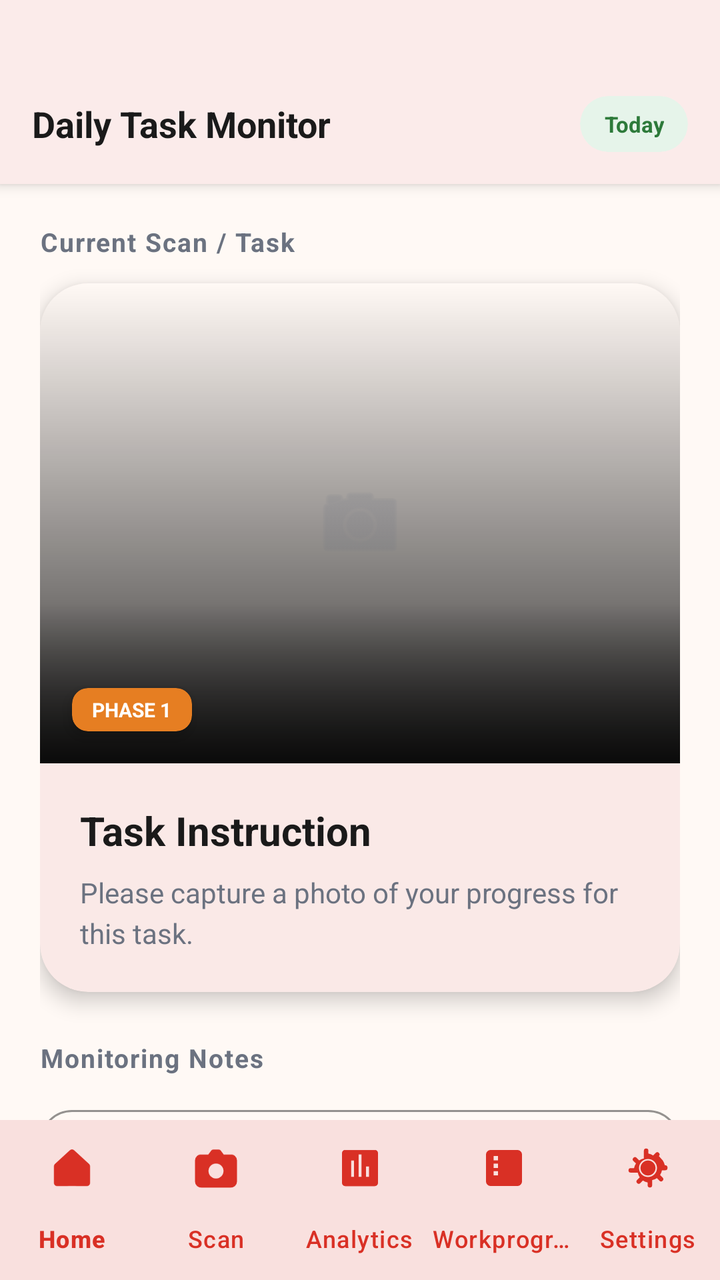
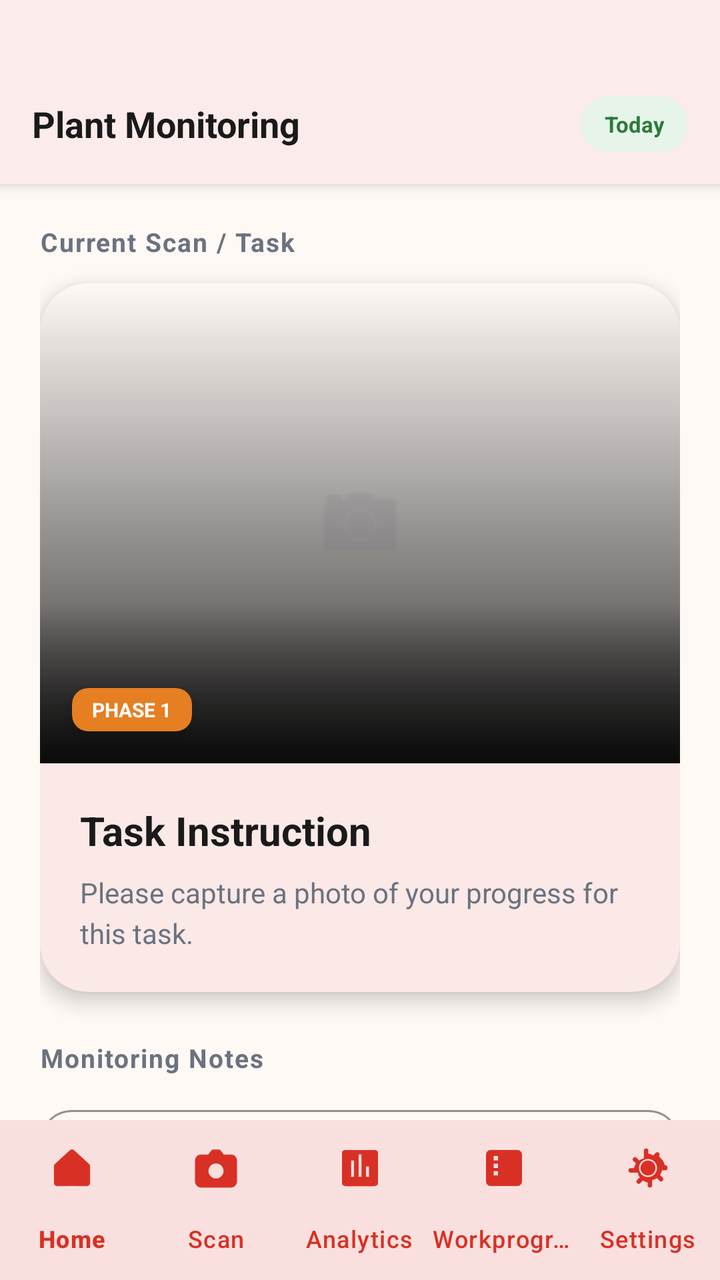

An Android layout rendered at two revisions. The XML below is the earlier revision; the diff shows what the commit changed to produce the second picture.
<!-- AndroidManifest.xml: application theme Theme.TomatoApp -->
<!-- res/layout/activity_plant_monitoring.xml -->
<?xml version="1.0" encoding="utf-8"?>
<RelativeLayout xmlns:android="http://schemas.android.com/apk/res/android"
    xmlns:app="http://schemas.android.com/apk/res-auto"
    xmlns:tools="http://schemas.android.com/tools"
    android:layout_width="match_parent"
    android:layout_height="match_parent"
    android:background="@color/soft_cream"
    tools:context=".monitoring.ui.PlantMonitoringActivity">

    
    <com.google.android.material.card.MaterialCardView
        android:id="@+id/headerCard"
        android:layout_width="match_parent"
        android:layout_height="wrap_content"
        app:cardElevation="4dp"
        app:cardCornerRadius="0dp"
        app:cardBackgroundColor="@color/white"
        app:strokeWidth="0dp">

        <LinearLayout
            android:layout_width="match_parent"
            android:layout_height="wrap_content"
            android:orientation="horizontal"
            android:gravity="center_vertical"
            android:paddingStart="16dp"
            android:paddingEnd="16dp"
            android:paddingTop="48dp"
            android:paddingBottom="16dp">

            <TextView
                android:layout_width="0dp"
                android:layout_height="wrap_content"
                android:layout_weight="1"
                android:text="Daily Task Monitor"
                android:textColor="@color/text_primary"
                android:textSize="18sp"
                android:textStyle="bold" />

            <com.google.android.material.card.MaterialCardView
                android:layout_width="wrap_content"
                android:layout_height="28dp"
                app:cardCornerRadius="14dp"
                app:cardElevation="0dp"
                app:cardBackgroundColor="@color/green_light"
                app:strokeWidth="0dp">
                <TextView
                    android:id="@+id/dateLabel"
                    android:layout_width="wrap_content"
                    android:layout_height="match_parent"
                    android:text="Today"
                    android:textColor="@color/green"
                    android:textSize="11sp"
                    android:textStyle="bold"
                    android:gravity="center"
                    android:paddingHorizontal="12dp" />
            </com.google.android.material.card.MaterialCardView>
        </LinearLayout>
    </com.google.android.material.card.MaterialCardView>

    <androidx.core.widget.NestedScrollView
        android:layout_width="match_parent"
        android:layout_height="match_parent"
        android:layout_below="@id/headerCard"
        android:layout_above="@id/bottom_navigation"
        android:fillViewport="true"
        android:clipToPadding="false"
        android:paddingBottom="24dp">

        <LinearLayout
            android:layout_width="match_parent"
            android:layout_height="wrap_content"
            android:orientation="vertical"
            android:padding="20dp">

            
            <TextView
                android:layout_width="wrap_content"
                android:layout_height="wrap_content"
                android:text="Current Scan / Task"
                android:textColor="@color/text_secondary"
                android:textSize="13sp"
                android:textStyle="bold"
                android:letterSpacing="0.05"
                android:layout_marginBottom="12dp" />

            <com.google.android.material.card.MaterialCardView
                android:id="@+id/referenceCard"
                android:layout_width="match_parent"
                android:layout_height="wrap_content"
                android:layout_marginBottom="24dp"
                app:cardCornerRadius="24dp"
                app:cardElevation="6dp"
                app:cardBackgroundColor="@color/white"
                app:strokeWidth="0dp">

                <LinearLayout
                    android:layout_width="match_parent"
                    android:layout_height="wrap_content"
                    android:orientation="vertical">

                    <FrameLayout
                        android:layout_width="match_parent"
                        android:layout_height="240dp">
                        
                        <ImageView
                            android:id="@+id/referenceImage"
                            android:layout_width="match_parent"
                            android:layout_height="match_parent"
                            android:scaleType="centerCrop"
                            android:src="@drawable/bg_bottom_gradient_dark"
                            android:background="@color/soft_cream"
                            android:contentDescription="Captured image" />

                        <View
                            android:layout_width="match_parent"
                            android:layout_height="80dp"
                            android:layout_gravity="bottom"
                            android:background="@drawable/bg_bottom_gradient_dark" />

                        
                        <ImageView
                            android:id="@+id/cameraHintIcon"
                            android:layout_width="48dp"
                            android:layout_height="48dp"
                            android:layout_gravity="center"
                            android:src="@android:drawable/ic_menu_camera"
                            app:tint="@color/muted"
                            android:alpha="0.3" />

                        <com.google.android.material.card.MaterialCardView
                            android:layout_width="wrap_content"
                            android:layout_height="wrap_content"
                            android:layout_gravity="bottom|start"
                            android:layout_margin="16dp"
                            app:cardCornerRadius="8dp"
                            app:cardElevation="4dp"
                            app:cardBackgroundColor="@color/warm_orange"
                            app:strokeWidth="0dp">
                            <TextView
                                android:id="@+id/phaseBadge"
                                android:layout_width="wrap_content"
                                android:layout_height="wrap_content"
                                android:text="PHASE 1"
                                android:textColor="@color/white"
                                android:textSize="10sp"
                                android:textStyle="bold"
                                android:paddingHorizontal="10dp"
                                android:paddingVertical="4dp" />
                        </com.google.android.material.card.MaterialCardView>

                        <com.google.android.material.button.MaterialButton
                            android:id="@+id/btnDeleteImage"
                            android:layout_width="40dp"
                            android:layout_height="40dp"
                            android:layout_gravity="top|end"
                            android:layout_margin="12dp"
                            android:padding="0dp"
                            android:visibility="gone"
                            app:icon="@android:drawable/ic_menu_delete"
                            app:iconGravity="textStart"
                            app:iconPadding="0dp"
                            app:iconTint="@color/white"
                            app:backgroundTint="@color/error"
                            app:cornerRadius="20dp"
                            style="@style/Widget.Material3.Button.Icon" />
                    </FrameLayout>

                    <LinearLayout
                        android:layout_width="match_parent"
                        android:layout_height="wrap_content"
                        android:orientation="vertical"
                        android:padding="20dp">

                        <TextView
                            android:id="@+id/referencePhaseLabel"
                            android:layout_width="wrap_content"
                            android:layout_height="wrap_content"
                            android:text="Task Instruction"
                            android:textColor="@color/text_primary"
                            android:textSize="20sp"
                            android:textStyle="bold" />

                        <TextView
                            android:id="@+id/referenceDescription"
                            android:layout_width="match_parent"
                            android:layout_height="wrap_content"
                            android:layout_marginTop="8dp"
                            android:textColor="@color/text_secondary"
                            android:textSize="14sp"
                            android:lineSpacingExtra="4dp"
                            android:text="Please capture a photo of your progress for this task." />
                    </LinearLayout>
                </LinearLayout>
            </com.google.android.material.card.MaterialCardView>

            
            <TextView
                android:layout_width="wrap_content"
                android:layout_height="wrap_content"
                android:text="Monitoring Notes"
                android:textColor="@color/text_secondary"
                android:textSize="13sp"
                android:textStyle="bold"
                android:letterSpacing="0.05"
                android:layout_marginBottom="12dp" />

            <com.google.android.material.textfield.TextInputLayout
                style="@style/Widget.MaterialComponents.TextInputLayout.OutlinedBox"
                android:layout_width="match_parent"
                android:layout_height="wrap_content"
                android:layout_marginBottom="24dp"
                app:boxCornerRadiusTopStart="16dp"
                app:boxCornerRadiusTopEnd="16dp"
                app:boxCornerRadiusBottomStart="16dp"
                app:boxCornerRadiusBottomEnd="16dp"
                app:boxStrokeColor="@color/green"
                app:hintTextColor="@color/green"
                android:hint="Observations (growth, pests, etc.)">

                <com.google.android.material.textfield.TextInputEditText
                    android:id="@+id/inputNotes"
                    android:layout_width="match_parent"
                    android:layout_height="wrap_content"
                    android:minLines="3"
                    android:maxLines="6"
                    android:gravity="top|start"
                    android:textColor="@color/text_primary"
                    android:textSize="15sp" />
            </com.google.android.material.textfield.TextInputLayout>

            
            <LinearLayout
                android:layout_width="match_parent"
                android:layout_height="wrap_content"
                android:orientation="horizontal"
                android:weightSum="2"
                android:layout_marginBottom="16dp">

                <com.google.android.material.button.MaterialButton
                    android:id="@+id/btnScanDiseases"
                    android:layout_width="0dp"
                    android:layout_height="60dp"
                    android:layout_weight="1"
                    android:layout_marginEnd="8dp"
                    android:text="AI Health Scan"
                    android:textAllCaps="false"
                    android:textStyle="bold"
                    android:textSize="14sp"
                    app:cornerRadius="16dp"
                    app:icon="@android:drawable/ic_menu_camera"
                    app:iconSize="20dp"
                    app:backgroundTint="@color/warm_orange"
                    android:textColor="@color/white" />

                <com.google.android.material.button.MaterialButton
                    android:id="@+id/btnCapture"
                    android:layout_width="0dp"
                    android:layout_height="60dp"
                    android:layout_weight="1"
                    android:layout_marginStart="8dp"
                    android:text="Take Photo"
                    android:textAllCaps="false"
                    android:textStyle="bold"
                    android:textSize="14sp"
                    app:cornerRadius="16dp"
                    app:icon="@android:drawable/ic_menu_camera"
                    app:iconSize="20dp"
                    app:backgroundTint="@color/green"
                    android:textColor="@color/white" />
            </LinearLayout>

            <com.google.android.material.button.MaterialButton
                android:id="@+id/btnSave"
                android:layout_width="match_parent"
                android:layout_height="64dp"
                android:text="Save Progress"
                android:textAllCaps="true"
                android:textStyle="bold"
                android:textSize="16sp"
                android:letterSpacing="0.1"
                app:cornerRadius="18dp"
                app:icon="@android:drawable/ic_menu_save"
                app:iconSize="22dp"
                app:backgroundTint="@color/tomato_red"
                android:textColor="@color/white"
                app:elevation="4dp" />

        </LinearLayout>
    </androidx.core.widget.NestedScrollView>

    <com.google.android.material.bottomnavigation.BottomNavigationView
        android:id="@+id/bottom_navigation"
        android:layout_width="match_parent"
        android:layout_height="wrap_content"
        android:layout_alignParentBottom="true"
        android:background="@color/white"
        app:menu="@menu/menu_bottom_nav"
        app:itemIconTint="@color/nav_selected"
        app:itemTextColor="@color/nav_selected"
        app:labelVisibilityMode="labeled"
        app:elevation="16dp" />

</RelativeLayout>
<!-- resources referenced by this layout -->
<resources>
  <color name="error">#D93025</color>
  <color name="green">#2D7A3A</color>
  <color name="green_light">#E6F4EA</color>
  <color name="muted">#6B7280</color>
  <color name="nav_selected">#D93025</color>
  <color name="soft_cream">#FFF9F5</color>
  <color name="text_primary">#1A1A1A</color>
  <color name="text_secondary">#6B7280</color>
  <color name="tomato_red">#D93025</color>
  <color name="warm_orange">#E67E22</color>
  <color name="white">#FFFFFFFF</color>
  <!-- drawable bg_bottom_gradient_dark (drawable) -->
  <?xml version="1.0" encoding="utf-8"?>
  <shape xmlns:android="http://schemas.android.com/apk/res/android">
      <gradient
          android:angle="90"
          android:endColor="@android:color/transparent"
          android:startColor="#CC000000"
          android:type="linear" />
  </shape>
  <style name="Theme.TomatoApp" parent="Base.Theme.TomatoApp" />
  <style name="Base.Theme.TomatoApp" parent="Theme.Material3.DayNight.NoActionBar">
          
          <item name="colorPrimary">@color/tomato_red</item>
          <item name="colorOnPrimary">@color/white</item>
          <item name="colorSecondary">@color/fresh_green</item>
          <item name="colorOnSecondary">@color/white</item>
          <item name="colorSurface">@color/surface</item>
          <item name="colorOnSurface">@color/text_primary</item>
          <item name="colorError">@color/error</item>
          <item name="android:windowBackground">@color/bg_light_gray</item>
      </style>
  <color name="fresh_green">#3DBE5A</color>
  <color name="surface">#FFFFFF</color>
  <color name="bg_light_gray">#FFF9F5</color>
</resources>

<!-- the commit's change to res/layout/activity_plant_monitoring.xml (unified diff, before → after) -->
@@ -31,7 +31,7 @@
                 android:layout_width="0dp"
                 android:layout_height="wrap_content"
                 android:layout_weight="1"
-                android:text="Daily Task Monitor"
+                android:text="Plant Monitoring"
                 android:textColor="@color/text_primary"
                 android:textSize="18sp"
                 android:textStyle="bold" />
@@ -233,16 +233,13 @@
                 android:layout_width="match_parent"
                 android:layout_height="wrap_content"
                 android:orientation="horizontal"
-                android:weightSum="2"
                 android:layout_marginBottom="16dp">
 
                 <com.google.android.material.button.MaterialButton
                     android:id="@+id/btnScanDiseases"
-                    android:layout_width="0dp"
+                    android:layout_width="match_parent"
                     android:layout_height="60dp"
-                    android:layout_weight="1"
-                    android:layout_marginEnd="8dp"
-                    android:text="AI Health Scan"
+                    android:text="Disease Scan"
                     android:textAllCaps="false"
                     android:textStyle="bold"
                     android:textSize="14sp"
@@ -251,39 +248,7 @@
                     app:iconSize="20dp"
                     app:backgroundTint="@color/warm_orange"
                     android:textColor="@color/white" />
-
-                <com.google.android.material.button.MaterialButton
-                    android:id="@+id/btnCapture"
-                    android:layout_width="0dp"
-                    android:layout_height="60dp"
-                    android:layout_weight="1"
-                    android:layout_marginStart="8dp"
-                    android:text="Take Photo"
-                    android:textAllCaps="false"
-                    android:textStyle="bold"
-                    android:textSize="14sp"
-                    app:cornerRadius="16dp"
-                    app:icon="@android:drawable/ic_menu_camera"
-                    app:iconSize="20dp"
-                    app:backgroundTint="@color/green"
-                    android:textColor="@color/white" />
             </LinearLayout>
-
-            <com.google.android.material.button.MaterialButton
-                android:id="@+id/btnSave"
-                android:layout_width="match_parent"
-                android:layout_height="64dp"
-                android:text="Save Progress"
-                android:textAllCaps="true"
-                android:textStyle="bold"
-                android:textSize="16sp"
-                android:letterSpacing="0.1"
-                app:cornerRadius="18dp"
-                app:icon="@android:drawable/ic_menu_save"
-                app:iconSize="22dp"
-                app:backgroundTint="@color/tomato_red"
-                android:textColor="@color/white"
-                app:elevation="4dp" />
 
         </LinearLayout>
     </androidx.core.widget.NestedScrollView>
